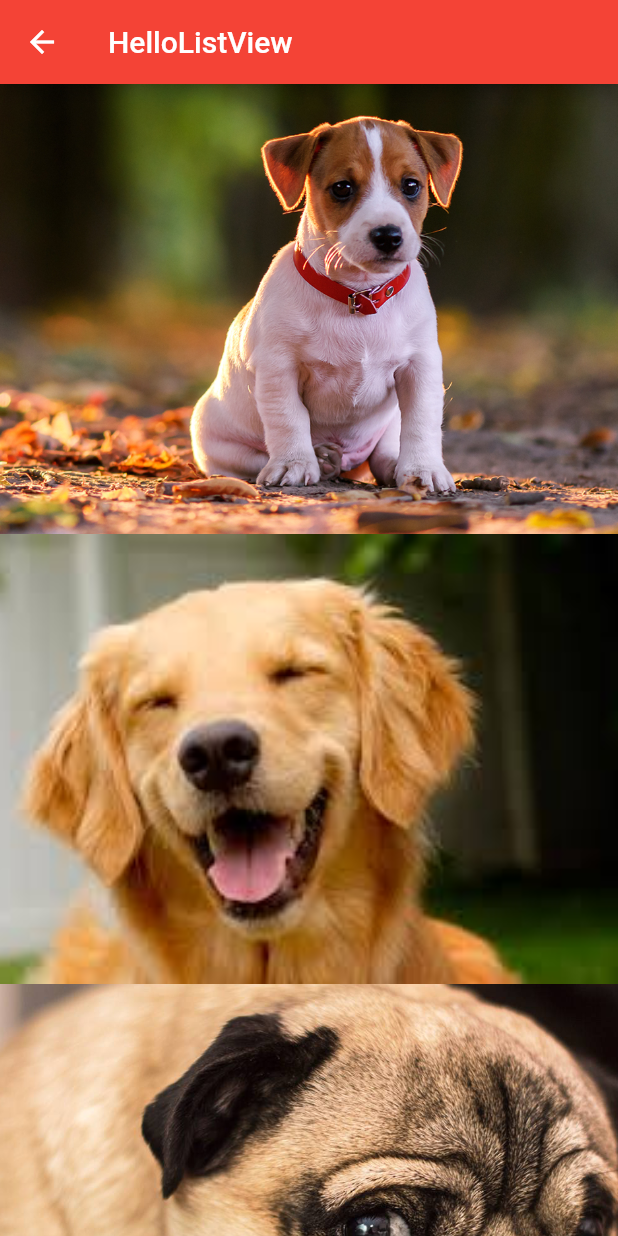
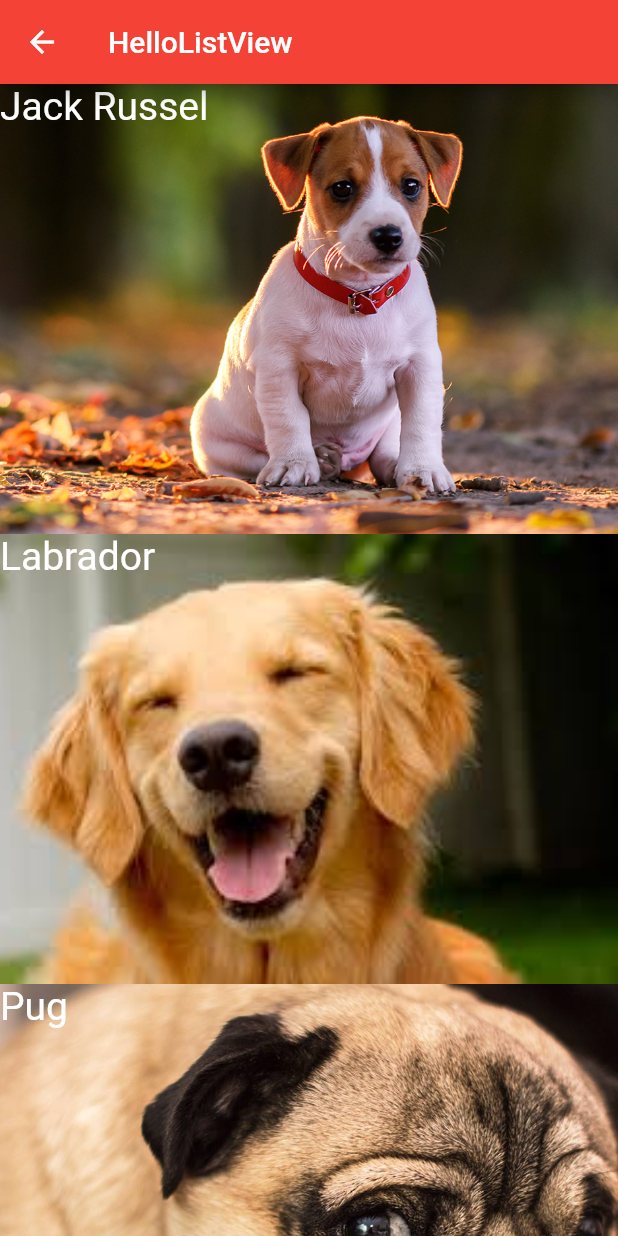
Before and after one commit to Cantinho/flutter-basic, a Flutter app: the HelloListView screen opened directly, on a phone screen of 412 x 824 dp. Run offline on Flutter 3.47's test engine with Material 2 defaults, Android fonts, the phone set to English and light mode, and no system bars.

Commit message:
add stack alignment

```diff
--- a/flutter_basic/lib/pages/hello_listview.dart
+++ b/flutter_basic/lib/pages/hello_listview.dart
@@ -32,7 +32,22 @@ class HelloListView extends StatelessWidget {
         itemExtent: 300,
         itemBuilder: (context, index) {
           Dog dog = dogs[index];
-          return _img(dog.photo);
+          return Stack(
+            fit: StackFit.expand,
+            children: <Widget>[
+              _img(dog.photo),
+              Container(
+                alignment: Alignment.topLeft,
+                child: Text(
+                  dog.name,
+                  style: TextStyle(
+                    fontSize: 26,
+                    color: Colors.white,
+                  ),
+                ),
+              ),
+            ],
+          );
         });
   }
 
```
